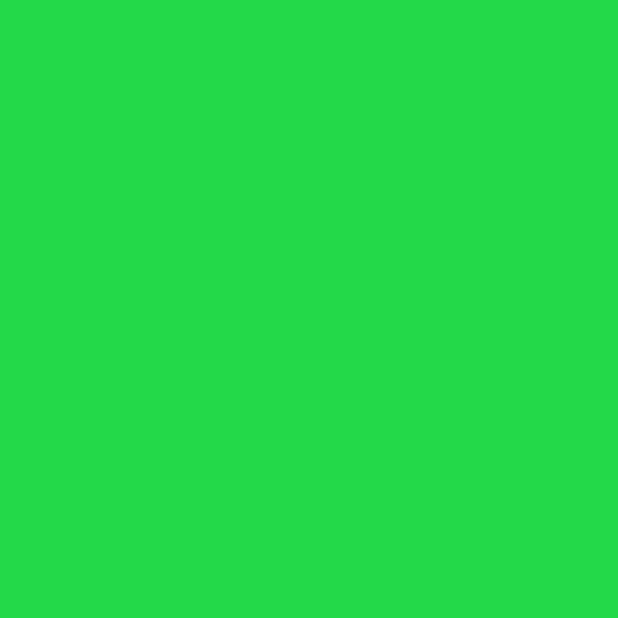
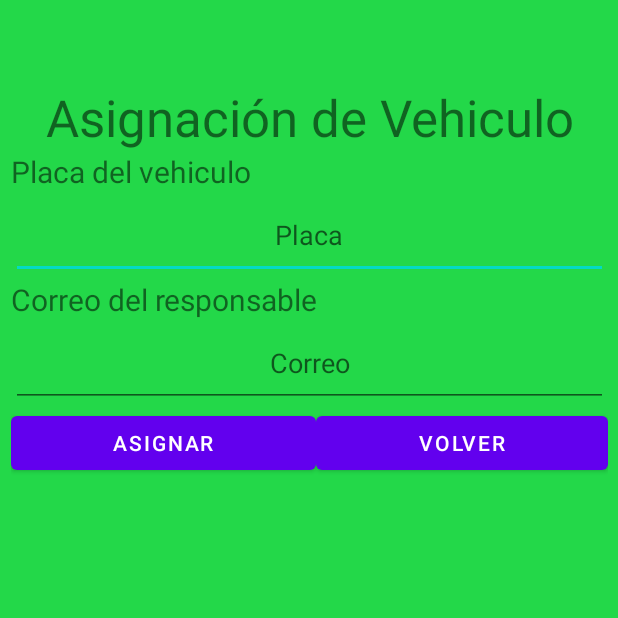
Before and after one commit to Julian26R/SafetyRoadCOL, an Android app: the AsignarVehiculo screen opened directly, with no data from a screen before it, on a phone screen of 412 x 824 dp, the top half of it. Before the commit the part shown is empty. Run offline under Robolectric (Android 15) with nearby library versions, the phone set to English and light mode, and no system bars; our stand-ins replace Firebase (no records; nobody signed in at launch, a user with empty details on screens opened directly).

Commit message:
Se agrega funcionalidad asignación de vehiculos

```diff
--- a/app/src/main/java/com/ean/safetyroadcol/InicioAdmin.kt
+++ b/app/src/main/java/com/ean/safetyroadcol/InicioAdmin.kt
@@ -39,5 +39,11 @@ class InicioAdmin : AppCompatActivity() {
             val intent = Intent(this,RegistrarVehiculo::class.java)
             startActivity(intent)
         }
+
+        val boton_asignar = findViewById<Button>(R.id.BtnAsignarVehiculo)
+        boton_asignar.setOnClickListener{
+            val intent = Intent(this,AsignarVehiculo::class.java)
+            startActivity(intent)
+        }
     }
 }
--- a/app/src/main/res/layout/activity_asignar_vehiculo.xml
+++ b/app/src/main/res/layout/activity_asignar_vehiculo.xml
@@ -7,4 +7,74 @@
     tools:context=".AsignarVehiculo"
     android:background="@color/green">
 
+    <LinearLayout
+        android:layout_width="398dp"
+        android:layout_height="714dp"
+        android:orientation="vertical"
+        app:layout_constraintBottom_toBottomOf="parent"
+        app:layout_constraintEnd_toEndOf="parent"
+        app:layout_constraintStart_toStartOf="parent"
+        app:layout_constraintTop_toTopOf="parent">
+
+        <TextView
+            android:id="@+id/textView11"
+            android:layout_width="match_parent"
+            android:layout_height="wrap_content"
+            android:gravity="center"
+            android:text="Asignación de Vehiculo"
+            android:textSize="34sp" />
+
+        <TextView
+            android:id="@+id/textView21"
+            android:layout_width="match_parent"
+            android:layout_height="wrap_content"
+            android:text="Placa del vehiculo"
+            android:textSize="20sp" />
+
+        <EditText
+            android:id="@+id/EdTxtPlacaAsignacion"
+            android:layout_width="match_parent"
+            android:layout_height="58dp"
+            android:ems="10"
+            android:gravity="center"
+            android:hint="Placa"
+            android:inputType="textPersonName" />
+
+        <TextView
+            android:id="@+id/textView22"
+            android:layout_width="match_parent"
+            android:layout_height="wrap_content"
+            android:text="Correo del responsable"
+            android:textSize="20sp" />
+
+        <EditText
+            android:id="@+id/EdTxtCorreoResponsable"
+            android:layout_width="match_parent"
+            android:layout_height="58dp"
+            android:ems="10"
+            android:gravity="center"
+            android:hint="Correo"
+            android:inputType="textEmailAddress" />
+
+        <LinearLayout
+            android:layout_width="match_parent"
+            android:layout_height="match_parent"
+            android:orientation="horizontal">
+
+            <Button
+                android:id="@+id/BtnAsignar"
+                android:layout_width="wrap_content"
+                android:layout_height="wrap_content"
+                android:layout_weight="1"
+                android:text="asignar" />
+
+            <Button
+                android:id="@+id/BtnVolverAsignacion"
+                android:layout_width="wrap_content"
+                android:layout_height="wrap_content"
+                android:layout_weight="1"
+                android:text="Volver" />
+        </LinearLayout>
+
+    </LinearLayout>
 </androidx.constraintlayout.widget.ConstraintLayout>
```
Also changed, not shown: app/src/main/java/com/ean/safetyroadcol/AsignarVehiculo.kt (+60 -0 lines), app/src/main/res/layout/activity_inicio_admin.xml (+7 -0 lines).
